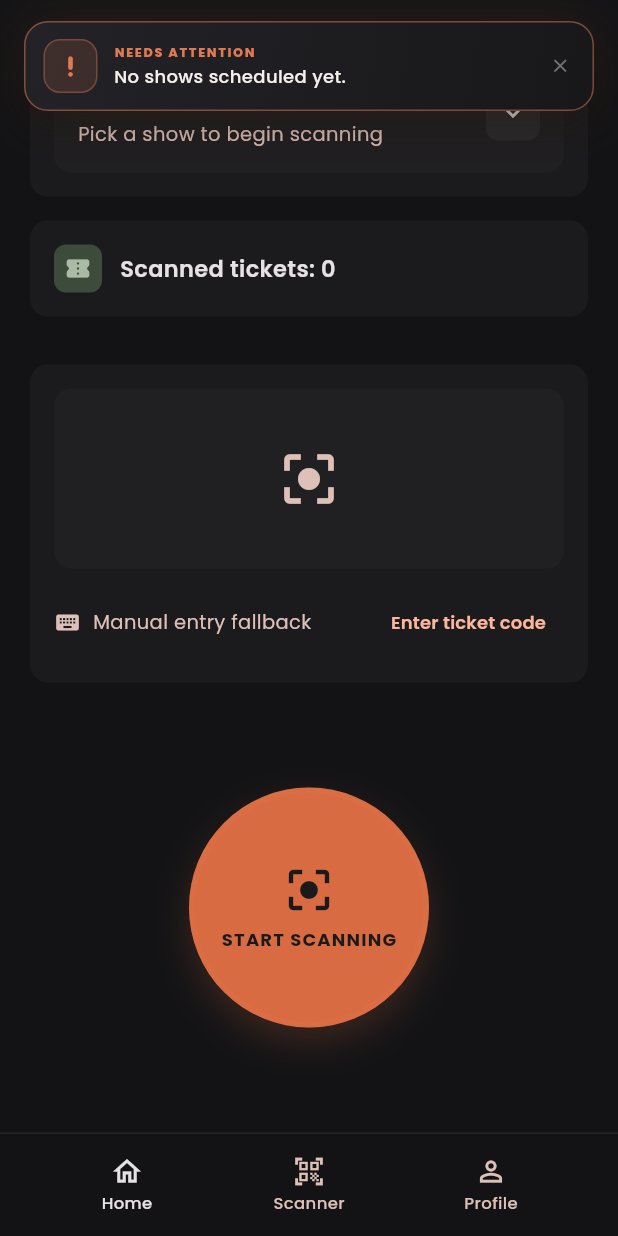
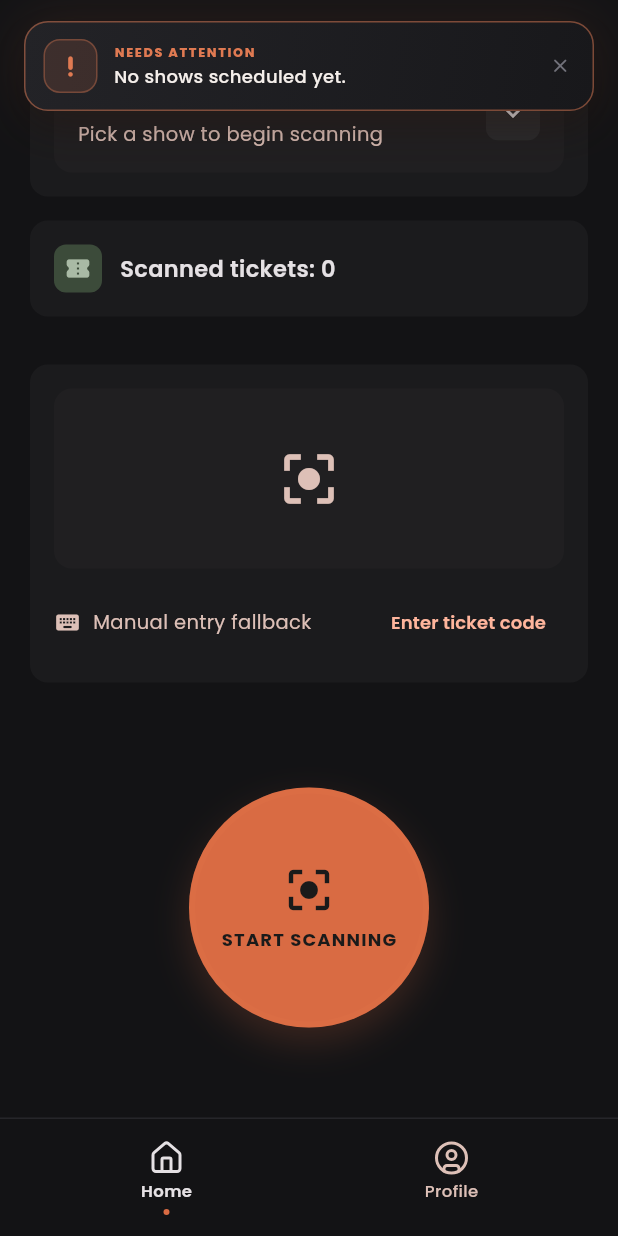
Before and after one commit to Shonferns004/Movie-Booking, a Flutter app: the ScannerShell screen opened directly with empty values, after a tap on "No show selected", on a phone screen of 412 x 824 dp. Run offline on Flutter 3.47's test engine with Material 3 defaults, Android fonts, the phone set to English and light mode, and no system bars; our stand-ins replace google_fonts, image_picker, lucide_icons_flutter, shared_preferences; missing offline and left inert: mobile_scanner; accounts and stored records are empty; network calls fail.

Commit message:
Use lucide icons, remove scanner tab, fix profile semantics

```diff
--- a/admin_app/lib/screens/profile_screen.dart
+++ b/admin_app/lib/screens/profile_screen.dart
@@ -1,5 +1,6 @@
 import 'package:flutter/material.dart';
 import 'package:google_fonts/google_fonts.dart';
+import 'package:lucide_icons_flutter/lucide_icons.dart';
 import 'package:shared_preferences/shared_preferences.dart';
 
 import '../services/api.dart';
@@ -138,15 +139,19 @@ class _ProfileScreenState extends State<ProfileScreen> {
             ],
           );
 
-    // Embedded inside the scanner shell: the shell already provides the
-    // scroll view, so only the content is returned here.
+    // Embedded inside the scanner shell: the shell provides the bounded area,
+    // so the profile renders its own header and scroll view.
     if (widget.embedded) {
       return Column(
         crossAxisAlignment: CrossAxisAlignment.stretch,
         children: [
           _buildHeader(context),
-          const SizedBox(height: 16),
-          body,
+          Expanded(
+            child: SingleChildScrollView(
+              padding: const EdgeInsets.fromLTRB(20, 16, 20, 24),
+              child: body,
+            ),
+          ),
         ],
       );
     }
@@ -185,7 +190,7 @@ class _ProfileScreenState extends State<ProfileScreen> {
                 Navigator.maybePop(context);
               }
             },
-            icon: const Icon(Icons.arrow_back, size: 20),
+            icon: const Icon(LucideIcons.arrowLeft, size: 20),
             color: KkSurface.onSurfaceVariant,
           ),
           Expanded(
@@ -205,7 +210,7 @@ class _ProfileScreenState extends State<ProfileScreen> {
               color: KkSurface.primary,
               shape: BoxShape.circle,
             ),
-            child: const Icon(Icons.person, size: 18, color: Color(0xFF5C1900)),
+            child: const Icon(LucideIcons.user, size: 18, color: Color(0xFF5C1900)),
           ),
         ],
       ),
@@ -235,7 +240,7 @@ class _ProfileScreenState extends State<ProfileScreen> {
                       color: KkSurface.containerHigh,
                       borderRadius: BorderRadius.circular(8),
                     ),
-                    child: const Icon(Icons.badge,
+                    child: const Icon(LucideIcons.badge,
                         size: 30, color: KkSurface.accentBorder),
                   ),
                   Positioned(
@@ -314,7 +319,7 @@ class _ProfileScreenState extends State<ProfileScreen> {
                     const SizedBox(height: 4),
                     Row(
                       children: [
-                        const Icon(Icons.theaters,
+                        const Icon(LucideIcons.theater,
                             size: 14, color: KkSurface.onSurfaceVariant),
                         const SizedBox(width: 4),
                         Expanded(
@@ -432,7 +437,7 @@ class _ProfileScreenState extends State<ProfileScreen> {
                 child: Row(
                   mainAxisSize: MainAxisSize.min,
                   children: [
-                    const Icon(Icons.refresh,
+                    const Icon(LucideIcons.refreshCw,
                         size: 16, color: KkSurface.onSurfaceVariant),
                     const SizedBox(width: 4),
                     Text(
@@ -457,7 +462,7 @@ class _ProfileScreenState extends State<ProfileScreen> {
                 _scans.length.toString(),
                 'All attempts',
                 KkSurface.onSurfaceVariant,
-                Icons.qr_code_scanner,
+                LucideIcons.scanQrCode,
                 KkSurface.onSurface,
               ),
             ),
@@ -468,7 +473,7 @@ class _ProfileScreenState extends State<ProfileScreen> {
                 _validScans.toString(),
                 'Admitted',
                 KkSurface.secondary,
-                Icons.check_circle,
+                LucideIcons.circleCheck,
                 KkSurface.secondary,
               ),
             ),
@@ -479,7 +484,7 @@ class _ProfileScreenState extends State<ProfileScreen> {
                 _invalidScans.toString(),
                 'Rejected',
                 KkSurface.error,
-                Icons.cancel,
+                LucideIcons.circleX,
                 KkSurface.error,
               ),
             ),
@@ -585,7 +590,7 @@ class _ProfileScreenState extends State<ProfileScreen> {
                     color: KkSurface.containerHigh,
                     borderRadius: BorderRadius.circular(4),
                   ),
-                  child: const Icon(Icons.movie,
+                  child: const Icon(LucideIcons.film,
                       size: 18, color: KkSurface.primary),
                 ),
                 const SizedBox(width: 12),
@@ -688,7 +693,7 @@ class _ProfileScreenState extends State<ProfileScreen> {
                     color: KkSurface.container,
                     shape: BoxShape.circle,
                   ),
-                  child: const Icon(Icons.qr_code_scanner,
+                  child: const Icon(LucideIcons.scanQrCode,
                       size: 32, color: KkSurface.outline),
                 ),
                 const SizedBox(height: 12),
@@ -758,7 +763,7 @@ class _ProfileScreenState extends State<ProfileScreen> {
                       borderRadius: BorderRadius.circular(8),
                     ),
                     child: Icon(
-                      valid ? Icons.check : Icons.close,
+                      valid ? LucideIcons.check : LucideIcons.x,
                       size: 18,
                       color: valid
                           ? KkSurface.onSecondaryContainer
@@ -858,7 +863,7 @@ class _ProfileScreenState extends State<ProfileScreen> {
               );
             }
           },
-          icon: const Icon(Icons.logout, size: 20),
+          icon: const Icon(LucideIcons.logOut, size: 20),
           label: Text(
             'SIGN OUT TERMINAL',
             style: GoogleFonts.manrope(
--- a/admin_app/lib/screens/scanner_shell.dart
+++ b/admin_app/lib/screens/scanner_shell.dart
@@ -1,5 +1,6 @@
 import 'package:flutter/material.dart';
 import 'package:google_fonts/google_fonts.dart';
+import 'package:lucide_icons_flutter/lucide_icons.dart';
 
 import '../services/api.dart';
 import '../services/auth_service.dart';
@@ -29,7 +30,7 @@ class KkSurface {
   static const onPrimary = Color(0xFF5C1900);
 }
 
-/// Scanner shell with a bottom tab bar (Home / Scanner / Profile).
+/// Scanner shell with a bottom tab bar (Home / Profile).
 class ScannerShell extends StatefulWidget {
   const ScannerShell({
     super.key,
@@ -53,7 +54,7 @@ class ScannerShell extends StatefulWidget {
 }
 
 class _ScannerShellState extends State<ScannerShell> {
-  int _tab = 1;
+  int _tab = 0;
   List<dynamic> _activity = [];
   bool _busy = false;
 
@@ -265,17 +266,11 @@ class _ScannerShellState extends State<ScannerShell> {
       backgroundColor: KkSurface.bg,
       body: SafeArea(
         bottom: false,
-        child: Column(
+        child: IndexedStack(
+          index: _tab,
+          sizing: StackFit.expand,
           children: [
-            Expanded(
-              child: SingleChildScrollView(
-                padding: const EdgeInsets.fromLTRB(20, 16, 20, 24),
-                child: Column(
-                  crossAxisAlignment: CrossAxisAlignment.stretch,
-                  children: [
-                    if (_tab == 0) _buildHomeTab(),
-                    if (_tab == 1) _buildScannerTab(),
-                    if (_tab == 2)
+            _buildScrollable(_buildHomeTab()),
             ProfileScreen(
               token: widget.token!,
               embedded: true,
@@ -287,11 +282,14 @@ class _ScannerShellState extends State<ScannerShell> {
           ],
         ),
       ),
-            ),
-          ],
-        ),
-      ),
       bottomNavigationBar: _buildNav(),
+    );
+  }
+
+  Widget _buildScrollable(Widget child) {
+    return SingleChildScrollView(
+      padding: const EdgeInsets.fromLTRB(20, 16, 20, 24),
+      child: child,
     );
   }
 
@@ -354,6 +352,51 @@ class _ScannerShellState extends State<ScannerShell> {
           ),
         ),
       ),
+    );
+  }
+
+  Widget _buildHomeTab() {
+    return Column(
+      crossAxisAlignment: CrossAxisAlignment.stretch,
+      children: [
+        _buildShowSelectorCard(),
+        const SizedBox(height: 16),
+        Container(
+          padding: const EdgeInsets.all(16),
+          decoration: BoxDecoration(
+            color: KkSurface.containerLow,
+            borderRadius: BorderRadius.circular(12),
+          ),
+          child: Row(
+            children: [
+              Container(
+                width: 32,
+                height: 32,
+                decoration: BoxDecoration(
+                  color: KkSurface.secondaryContainer,
+                  borderRadius: BorderRadius.circular(8),
+                ),
+                child: const Icon(Icons.confirmation_number_rounded,
+                    size: 18, color: KkSurface.onSecondaryContainer),
+              ),
+              const SizedBox(width: 12),
+              Text(
+                'Scanned tickets: ${widget.scannedCount}',
+                style: GoogleFonts.poppins(
+                  fontSize: 15,
+                  fontWeight: FontWeight.w600,
+                  color: KkSurface.onSurface,
+                ),
+              ),
+            ],
+          ),
+        ),
+        const SizedBox(height: 16),
+        _buildViewfinderCard(),
+        _buildScanButton(),
+        const SizedBox(height: 24),
+        _buildActivityList(),
+      ],
     );
   }
 
@@ -455,66 +498,6 @@ class _ScannerShellState extends State<ScannerShell> {
           ),
         ),
       ),
-    );
-  }
-
-  Widget _buildHomeTab() {
-    final s = _selectedShow;
-    return Column(
-      crossAxisAlignment: CrossAxisAlignment.stretch,
-      children: [
-        _buildShowSelectorCard(),
-        const SizedBox(height: 16),
-        Container(
-          padding: const EdgeInsets.all(16),
-          decoration: BoxDecoration(
-            color: KkSurface.containerLow,
-            borderRadius: BorderRadius.circular(12),
-          ),
-          child: Row(
-            children: [
-              Container(
-                width: 32,
-                height: 32,
-                decoration: BoxDecoration(
-                  color: KkSurface.secondaryContainer,
-                  borderRadius: BorderRadius.circular(8),
-                ),
-                child: const Icon(Icons.confirmation_number_rounded,
-                    size: 18, color: KkSurface.onSecondaryContainer),
-              ),
-              const SizedBox(width: 12),
-              Text(
-                'Scanned tickets: ${widget.scannedCount}',
-                style: GoogleFonts.poppins(
-                  fontSize: 15,
-                  fontWeight: FontWeight.w600,
-                  color: KkSurface.onSurface,
-                ),
-              ),
-            ],
-          ),
-        ),
-        const SizedBox(height: 16),
-        _buildViewfinderCard(),
-        _buildScanButton(),
-        const SizedBox(height: 24),
-        _buildActivityList(),
-      ],
-    );
-  }
-
-  Widget _buildScannerTab() {
-    return Column(
-      crossAxisAlignment: CrossAxisAlignment.stretch,
-      children: [
-        _buildShowSelectorCard(),
-        const SizedBox(height: 16),
-        _buildViewfinderCard(),
-
-        _buildScanButton(),
-
-      ],
     );
   }
 
@@ -674,6 +657,7 @@ class _ScannerShellState extends State<ScannerShell> {
   Widget _buildNav() {
     Widget item(IconData icon, String label, int index) {
       final active = _tab == index;
+      final color = active ? KkSurface.onSurface : KkSurface.onSurfaceVariant;
       return Expanded(
         child: InkWell(
           onTap: () => setState(() => _tab = index),
@@ -682,20 +666,23 @@ class _ScannerShellState extends State<ScannerShell> {
             child: Column(
               mainAxisSize: MainAxisSize.min,
               children: [
-                Icon(icon,
-                    size: 22,
-                    color: active
-                        ? KkSurface.onSurface
-                        : KkSurface.onSurfaceVariant),
+                Icon(icon, size: 24, color: color),
                 const SizedBox(height: 2),
                 Text(
                   label,
                   style: GoogleFonts.poppins(
                     fontSize: 11,
-                    fontWeight: FontWeight.w500,
-                    color: active
-                        ? KkSurface.onSurface
-                        : KkSurface.onSurfaceVariant,
+                    fontWeight: active ? FontWeight.w600 : FontWeight.w500,
+                    color: color,
+                  ),
+                ),
+                const SizedBox(height: 4),
+                Container(
+                  width: 4,
+                  height: 4,
+                  decoration: BoxDecoration(
+                    color: active ? KkSurface.accent : Colors.transparent,
+                    shape: BoxShape.circle,
                   ),
                 ),
               ],
@@ -713,13 +700,12 @@ class _ScannerShellState extends State<ScannerShell> {
       child: SafeArea(
         top: false,
         child: Padding(
-          padding: const EdgeInsets.fromLTRB(24, 8, 24, 8),
+          padding: const EdgeInsets.fromLTRB(16, 8, 16, 8),
           child: Row(
             mainAxisAlignment: MainAxisAlignment.spaceAround,
             children: [
-              item(Icons.home_outlined, 'Home', 0),
-              item(Icons.qr_code_scanner, 'Scanner', 1),
-              item(Icons.person_outline, 'Profile', 2),
+              item(LucideIcons.house, 'Home', 0),
+              item(LucideIcons.circleUser, 'Profile', 1),
             ],
           ),
         ),
--- a/admin_app/pubspec.yaml
+++ b/admin_app/pubspec.yaml
@@ -38,6 +38,7 @@ dependencies:
   image_picker: ^1.1.2
   webview_flutter: ^4.8.0
   google_fonts: ^6.2.1
+  lucide_icons_flutter: ^4.0.1
 
 dev_dependencies:
   flutter_test:
```
Also changed, not shown: admin_app/pubspec.lock. Lines whose indentation alone changed are shown as unchanged.
